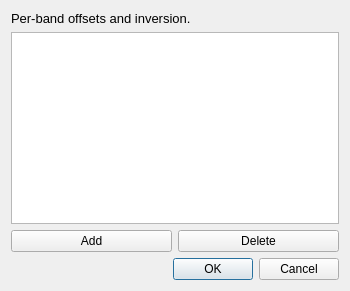
First picture: the form in so2sdr-bandmap/bandoffsetsetup.ui, repository n4ogw/so2sdr, before the edit.
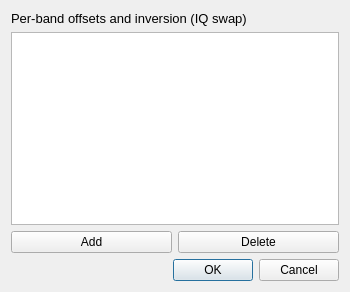
Second picture: the form after the edit.

Commit message:
make bandmap offset/swap IQ consistent between main setting and per-band setting. You may need to re-enter these values after this change
prevent some writes to network SDR when the connection was closed

fix qsy by clicking on bandmap on 144 MHz (was only qsying to nearest KHz)

```diff
--- a/so2sdr-bandmap/bandoffsetsetup.ui
+++ b/so2sdr-bandmap/bandoffsetsetup.ui
@@ -2,6 +2,14 @@
 <ui version="4.0">
  <class>bandOffsetSetup</class>
  <widget class="QDialog" name="bandOffsetSetup">
+  <property name="geometry">
+   <rect>
+    <x>0</x>
+    <y>0</y>
+    <width>350</width>
+    <height>292</height>
+   </rect>
+  </property>
   <property name="sizePolicy">
    <sizepolicy hsizetype="Fixed" vsizetype="Preferred">
     <horstretch>0</horstretch>
@@ -33,7 +41,7 @@
       </font>
      </property>
      <property name="text">
-      <string>Per-band offsets and inversion.</string>
+      <string>Per-band offsets and inversion (IQ swap)</string>
      </property>
     </widget>
    </item>
```
The commit also changes 16 other files.
